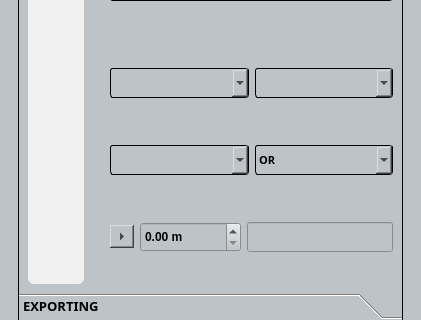
Above: filter_mate_dockwidget_base.ui from sducournau/filter_mate before the change; both pictures show x 0 to 421 and y 519 to 839 of the 421 by 939 pixel window. Below: the same form after it.
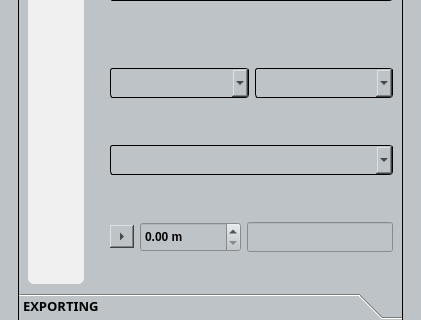
That is the form after the change. Icons and pictures are not drawn. Custom widgets are drawn as their Qt base class.

Commit message: Fixes and add combine operator

```diff
--- a/filter_mate_dockwidget_base.ui
+++ b/filter_mate_dockwidget_base.ui
@@ -1669,7 +1669,7 @@
                <x>0</x>
                <y>0</y>
                <width>381</width>
-               <height>356</height>
+               <height>358</height>
               </rect>
              </property>
              <attribute name="icon">
@@ -2668,8 +2668,6 @@
                  </spacer>
                 </item>
                 <item>
-                 <layout class="QHBoxLayout" name="horizontalLayout">
-                  <item>
                    <widget class="QgsCheckableComboBox" name="comboBox_filtering_geometric_predicates">
                     <property name="sizePolicy">
                      <sizepolicy hsizetype="Preferred" vsizetype="Fixed">
@@ -2760,93 +2758,6 @@
                    </widget>
                   </item>
                   <item>
-                   <widget class="QComboBox" name="comboBox_filtering_geometric_predicates_operator">
-                    <property name="minimumSize">
-                     <size>
-                      <width>30</width>
-                      <height>30</height>
-                     </size>
-                    </property>
-                    <property name="maximumSize">
-                     <size>
-                      <width>16777215</width>
-                      <height>30</height>
-                     </size>
-                    </property>
-                    <property name="baseSize">
-                     <size>
-                      <width>0</width>
-                      <height>30</height>
-                     </size>
-                    </property>
-                    <property name="font">
-                     <font>
-                      <family>Segoe UI Semibold</family>
-                      <pointsize>8</pointsize>
-                      <weight>75</weight>
-                      <bold>true</bold>
-                     </font>
-                    </property>
-                    <property name="cursor">
-                     <cursorShape>PointingHandCursor</cursorShape>
-                    </property>
-                    <property name="tabletTracking">
-                     <bool>true</bool>
-                    </property>
-                    <property name="styleSheet">
-                     <string notr="true">QComboBox
-{
- background-color:#bdc3c7;
-border: 1px solid black;
-border-radius: 3px;
-padding: 3px 3px 3px 3px;
-color:black;
-
-}
-
-QComboBox:hover
-{
-
-border: 2px solid black;
-
-}
-
-QComboBox QAbstractItemView {
-
-  background: #bdc3c7;
-  selection-background-color: #34495e;
-	color:black;
-}
-
-
-
-
-</string>
-                    </property>
-                    <property name="editable">
-                     <bool>false</bool>
-                    </property>
-                    <property name="iconSize">
-                     <size>
-                      <width>16</width>
-                      <height>16</height>
-                     </size>
-                    </property>
-                    <item>
-                     <property name="text">
-                      <string>OR</string>
-                     </property>
-                    </item>
-                    <item>
-                     <property name="text">
-                      <string>AND</string>
-                     </property>
-                    </item>
-                   </widget>
-                  </item>
-                 </layout>
-                </item>
-                <item>
                  <spacer name="verticalSpacer">
                   <property name="orientation">
                    <enum>Qt::Vertical</enum>
```
Left out of the diff: 16 changed lines with no effect on the pictures. Lines whose indentation alone changed are shown as unchanged. The commit also changes 5 other files.
